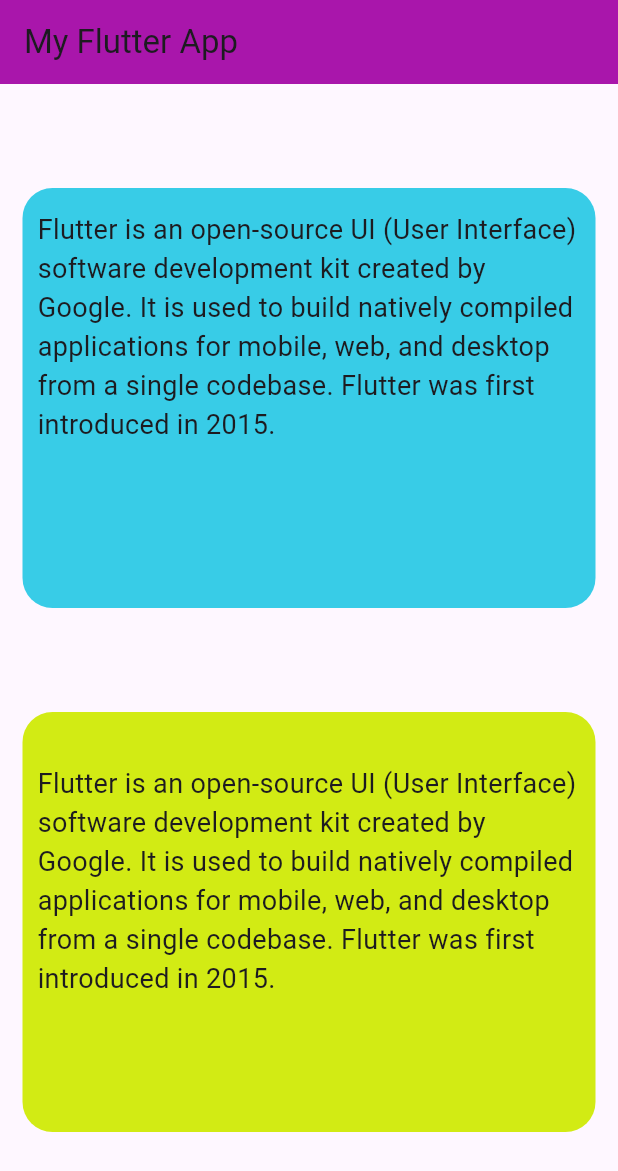
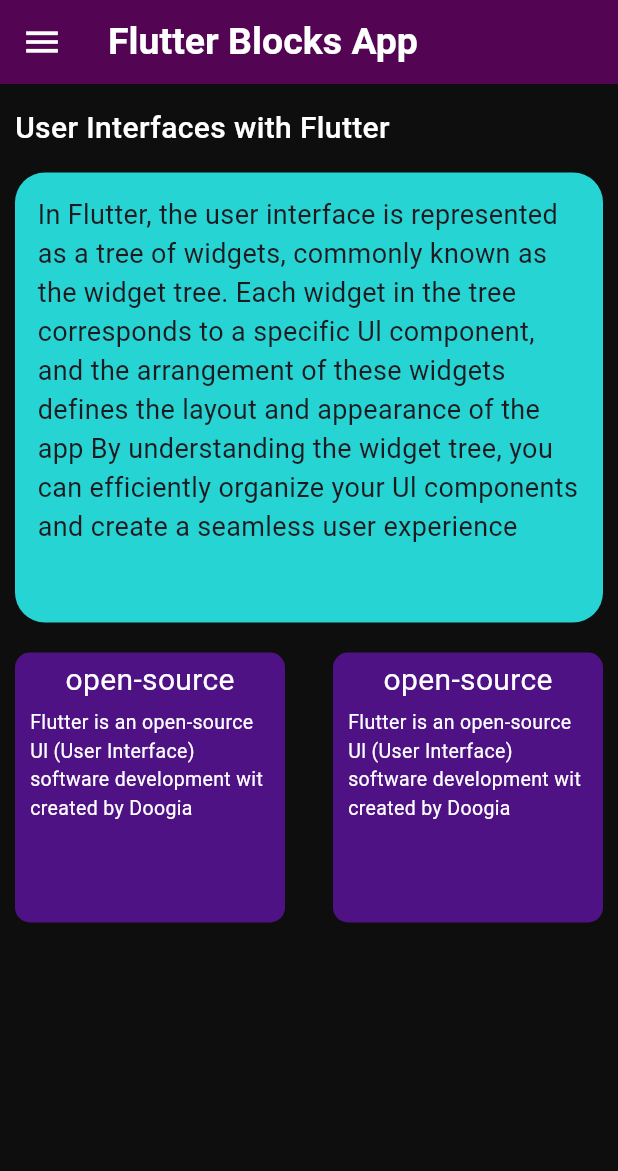
Before and after one commit to 99Udith/my_first_flutter_app, a Flutter app: the screen it shows after launch, on a phone screen of 412 x 824 dp. Shown: the top 1171 px of the screen. Run offline on Flutter 3.47's test engine with Material 3 defaults, Android fonts, the phone set to English and light mode, and no system bars.

Commit message:
12/02/2025 Updates

```diff
--- /dev/null
+++ b/lib/Pages/home_page.dart
@@ -0,0 +1,123 @@
+import 'package:flutter/material.dart';
+
+class HomePage extends StatelessWidget {
+  const HomePage({super.key});
+  //variables
+  final double boxWidthHeight = 180;
+
+  @override
+  Widget build(BuildContext context) {
+    return Scaffold(
+        backgroundColor: Color.fromARGB(255, 14, 14, 14),
+        appBar: AppBar(
+          title: Text(
+            "Flutter Blocks App",
+            style: TextStyle(
+              color: Color.fromRGBO(255, 255, 255, 1),
+              fontSize: 25,
+              fontWeight: FontWeight.w600,
+            ),
+          ),
+          backgroundColor: Color.fromARGB(255, 83, 5, 83),
+          leading: IconButton(
+            icon: Icon(Icons.menu),
+            color: Color(0xFFffffff),
+            iconSize: 28,
+            onPressed: () =>(),
+          ),
+        ),
+        body: Padding(
+          padding: const EdgeInsets.symmetric(horizontal: 10,vertical: 15),
+          child: Column(
+            crossAxisAlignment: CrossAxisAlignment.start,
+            children: [
+              Text("User Interfaces with Flutter",style: TextStyle(
+                color: Color(0xFFffffff),
+                fontSize: 20,
+                fontWeight: FontWeight.w500
+              ),),
+              SizedBox(
+                height: 15,
+              ),
+              Container(
+                height: 300,
+                width: double.infinity,
+                decoration: BoxDecoration(
+                  color: Color.fromARGB(255, 39, 212, 212),
+                  borderRadius: BorderRadius.circular(20)
+                ),
+                child: Padding(
+                  padding: const EdgeInsets.all(15),
+                  child: Text("In Flutter, the user interface is represented as a tree of widgets, commonly known as the widget tree. Each widget in the tree corresponds to a specific Ul component, and the arrangement of these widgets defines the layout and appearance of the app By understanding the widget tree, you can efficiently organize your Ul components and create a seamless user experience",
+                  style: TextStyle(
+                    fontSize: 18
+                  ),),
+                ),
+              ),
+              SizedBox(
+                height: 20,
+              ),
+              Row(
+                mainAxisAlignment: MainAxisAlignment.spaceBetween,
+                children: [
+                  Container(
+                    height: boxWidthHeight,
+                    width: boxWidthHeight,
+                    decoration: BoxDecoration(
+                      color: Color.fromARGB(255, 78, 18, 133),
+                      borderRadius: BorderRadius.circular(10)
+                    ),
+                    child: Column(
+                      children: [
+                        Padding(
+                          padding: const EdgeInsets.all(4.0),
+                          child: Text("open-source",style: TextStyle(
+                            fontSize: 20,
+                            color: Color(0xFFffffff)
+                          ),),
+                        ),
+                        Padding(
+                          padding: const EdgeInsets.symmetric(horizontal: 10),
+                          child: Text("Flutter is an open-source Ul (User Interface) software development wit created by Doogia",style: TextStyle(
+                            fontSize: 13,
+                            color: Color(0xFFffffff),
+                          ),),
+                        )
+                      ],
+                    ),
+                  ),
+                  Container(
+                height: boxWidthHeight,
+                width: boxWidthHeight,
+                decoration: BoxDecoration(
+                  color: Color.fromARGB(255, 78, 18, 133),
+                      borderRadius: BorderRadius.circular(10)
+                ),
+                child: Column(
+                  children: [
+                    Padding(
+                      padding: const EdgeInsets.all(4.0),
+                      child: Text("open-source",style: TextStyle(
+                        fontSize: 20,
+                        color: Color(0xFFffffff)
+                      ),),
+                    ),
+                    Padding(
+                      padding: const EdgeInsets.symmetric(horizontal: 10),
+                      child: Text("Flutter is an open-source Ul (User Interface) software development wit created by Doogia",style: TextStyle(
+                        fontSize: 13,
+                        color: Color(0xFFffffff),
+                      ),),
+                    )
+                  ],
+                ),
+              )
+                ],
+              ),
+
+            ],
+          ),
+        ),
+      );
+  }
+}
--- a/lib/main.dart
+++ b/lib/main.dart
@@ -1,4 +1,5 @@
 import 'package:flutter/material.dart';
+import 'package:my_first_flutter_app/Pages/home_page.dart';
 
 void main(){
   runApp(MyApp());
@@ -10,51 +11,8 @@ class MyApp extends StatelessWidget {
   Widget build(BuildContext context) {
     return MaterialApp(
       debugShowCheckedModeBanner: false,
-      title: "Layout_1",
-      home: Scaffold(
-        appBar: AppBar(
-          title: Text("My Flutter App"),
-          backgroundColor: Color.fromARGB(255, 169, 22, 171),
-        ),
-        body: Padding(
-          padding: const EdgeInsets.symmetric(horizontal: 15),
-          child: Column(
-            mainAxisAlignment: MainAxisAlignment.spaceEvenly,
-            children: [
-              Container(
-                height: 280,
-                width: double.infinity,
-                decoration: BoxDecoration(
-                  color: Color.fromARGB(255, 56, 204, 231),
-                  borderRadius: BorderRadius.circular(20)
-                ),
-                child: Padding(
-                  padding: const EdgeInsets.symmetric(vertical: 15,horizontal: 10),
-                  child: Text("Flutter is an open-source UI (User Interface) software development kit created by Google. It is used to build natively compiled applications for mobile, web, and desktop from a single codebase. Flutter was first introduced in 2015.",
-                  style: TextStyle(
-                    fontSize: 18
-                  ),),
-                ),
-              ),
-              Container(
-                height: 280,
-                width: double.infinity,
-                decoration: BoxDecoration(
-                  color: Color.fromARGB(255, 210, 235, 20),
-                  borderRadius: BorderRadius.circular(20)
-                ),
-                child: Padding(
-                  padding: const EdgeInsets.symmetric(vertical: 35,horizontal: 10),
-                  child: Text("Flutter is an open-source UI (User Interface) software development kit created by Google. It is used to build natively compiled applications for mobile, web, and desktop from a single codebase. Flutter was first introduced in 2015.",
-                  style: TextStyle(
-                    fontSize: 18
-                  ),),
-                ),
-              ),
-            ],
-          ),
-        ),
-      ),
+      title: "Layout_5",
+      home: HomePage(),
     );
   }
 }
```
